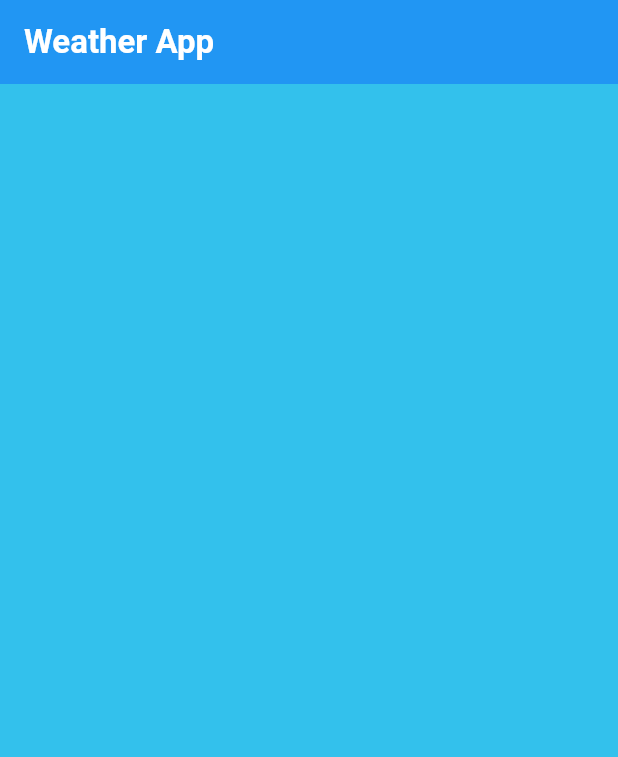
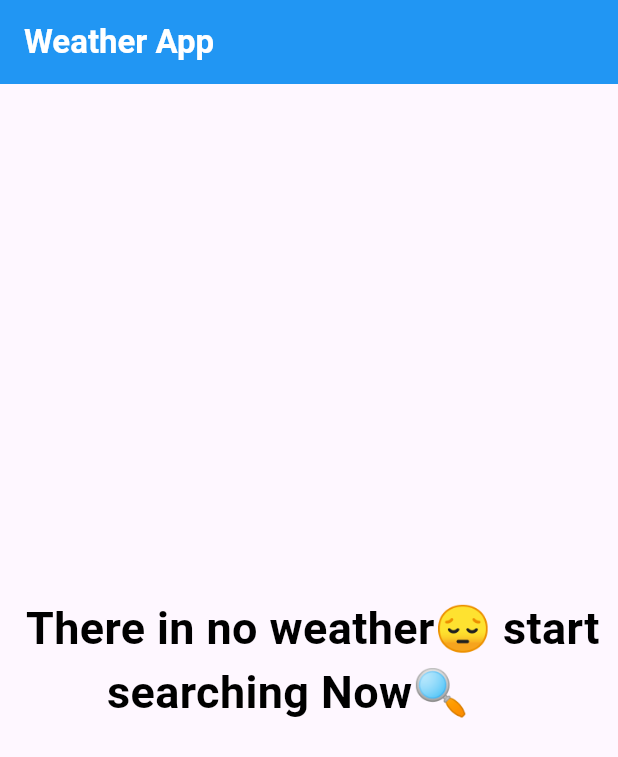
Before and after one commit to Ma7moudSelmy/Weather_App, a Flutter app: the screen it shows after launch, on a phone screen of 412 x 824 dp. Shown: the top 757 px of the screen. Run offline on Flutter 3.47's test engine with Material 3 defaults, Android fonts, the phone set to English and light mode, and no system bars.

Commit message:
feat: Implement HomeViews and NoWeatherBody components for weather app

```diff
--- a/lib/main.dart
+++ b/lib/main.dart
@@ -1,4 +1,5 @@
 import 'package:flutter/material.dart';
+import 'package:weather_app/views/home_views.dart';
 
 void main() {
   runApp(MyWidget());
@@ -9,18 +10,6 @@ class MyWidget extends StatelessWidget {
 
   @override
   Widget build(BuildContext context) {
-    return MaterialApp(
-      debugShowCheckedModeBanner: false,
-      home: Scaffold(
-        backgroundColor: const Color.fromARGB(237, 35, 188, 235),
-        appBar: AppBar(
-          backgroundColor: Colors.blue,
-          title: Text(
-            'Weather App',
-            style: TextStyle(fontWeight: FontWeight.bold, color: Colors.white),
-          ),
-        ),
-      ),
-    );
+    return HomeViews();
   }
 }
--- /dev/null
+++ b/lib/views/body.dart
@@ -0,0 +1,24 @@
+import 'package:flutter/material.dart';
+
+class NoWeatherBody extends StatelessWidget {
+  const NoWeatherBody({super.key});
+
+  @override
+  Widget build(BuildContext context) {
+    return Scaffold(
+      body: Center(
+        child: Padding(
+          padding: const EdgeInsets.only(left: 5),
+          child: Text(
+            'There in no weather😔 start\n       searching Now🔍',
+            style: TextStyle(
+              fontSize: 30,
+              color: Colors.black,
+              fontWeight: FontWeight.bold,
+            ),
+          ),
+        ),
+      ),
+    );
+  }
+}
--- /dev/null
+++ b/lib/views/home_views.dart
@@ -0,0 +1,24 @@
+import 'package:flutter/material.dart';
+import 'package:weather_app/views/body.dart';
+
+class HomeViews extends StatelessWidget {
+  const HomeViews({super.key});
+
+  @override
+  Widget build(BuildContext context) {
+    return MaterialApp(
+      debugShowCheckedModeBanner: false,
+      home: Scaffold(
+        appBar: AppBar(
+          backgroundColor: Colors.blue,
+          title: Text(
+            'Weather App',
+
+            style: TextStyle(fontWeight: FontWeight.bold, color: Colors.white),
+          ),
+        ),
+        body: const NoWeatherBody(),
+      ),
+    );
+  }
+}
```
